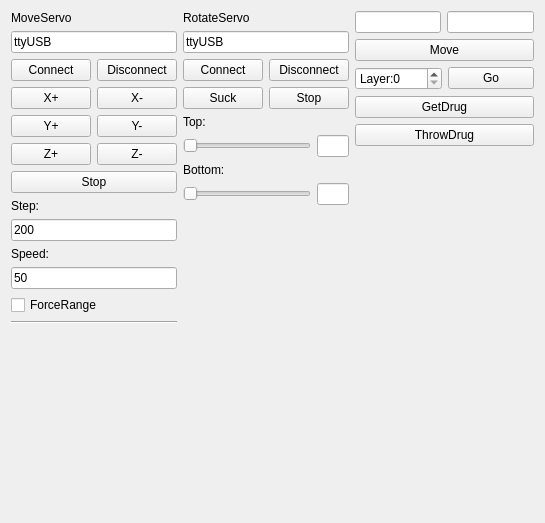
Before: the Qt Designer form servotestdialog.ui in wh201906/Pharmacy_Robot, drawn with Qt 5.
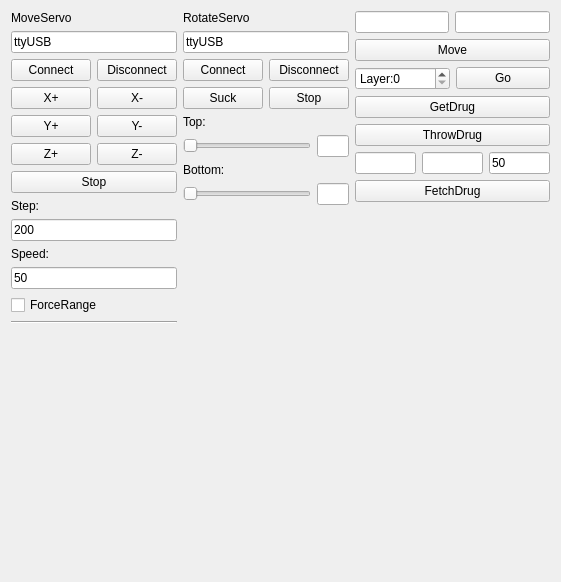
After: the same form once the commit is applied.

The edit to the form file:
```diff
--- a/servotestdialog.ui
+++ b/servotestdialog.ui
@@ -6,8 +6,8 @@
    <rect>
     <x>0</x>
     <y>0</y>
-    <width>545</width>
-    <height>523</height>
+    <width>561</width>
+    <height>582</height>
    </rect>
   </property>
   <property name="focusPolicy">
@@ -487,6 +487,44 @@
          </property>
         </widget>
        </item>
+       <item>
+        <layout class="QHBoxLayout" name="horizontalLayout_10">
+         <item>
+          <widget class="QLineEdit" name="fetchXEdit">
+           <property name="focusPolicy">
+            <enum>Qt::ClickFocus</enum>
+           </property>
+          </widget>
+         </item>
+         <item>
+          <widget class="QLineEdit" name="fetchYEdit">
+           <property name="focusPolicy">
+            <enum>Qt::ClickFocus</enum>
+           </property>
+          </widget>
+         </item>
+         <item>
+          <widget class="QLineEdit" name="fetchDepthEdit">
+           <property name="focusPolicy">
+            <enum>Qt::ClickFocus</enum>
+           </property>
+           <property name="text">
+            <string>50</string>
+           </property>
+          </widget>
+         </item>
+        </layout>
+       </item>
+       <item>
+        <widget class="QPushButton" name="fetchDrugButton">
+         <property name="focusPolicy">
+          <enum>Qt::NoFocus</enum>
+         </property>
+         <property name="text">
+          <string>FetchDrug</string>
+         </property>
+        </widget>
+       </item>
        <item>
         <spacer name="verticalSpacer_3">
          <property name="orientation">
```
